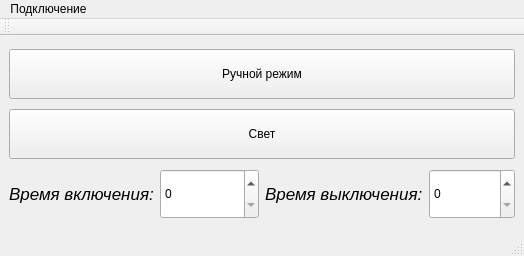
kuzia99/aqua_control, file mainwindow.ui: the form before one commit.
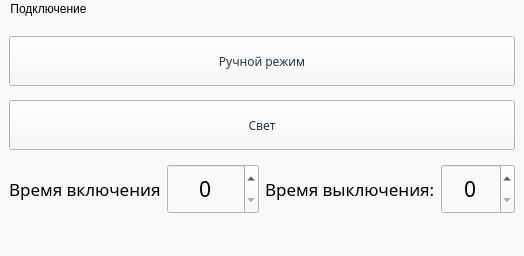
The form after the commit.

Patch:
```diff
--- a/mainwindow.ui
+++ b/mainwindow.ui
@@ -25,6 +25,9 @@
   <property name="windowTitle">
    <string>MainWindow</string>
   </property>
+  <property name="styleSheet">
+   <string notr="true">background-color: rgb(249, 249, 249);</string>
+  </property>
   <widget class="QWidget" name="centralwidget">
    <layout class="QVBoxLayout" name="verticalLayout">
     <item>
@@ -40,6 +43,14 @@
           <height>50</height>
          </size>
         </property>
+        <property name="font">
+         <font>
+          <family>Rubik</family>
+         </font>
+        </property>
+        <property name="styleSheet">
+         <string notr="true">color: rgb(44, 54, 63);</string>
+        </property>
         <property name="text">
          <string>Ручной режим</string>
         </property>
@@ -64,8 +75,13 @@
         <height>50</height>
        </size>
       </property>
+      <property name="font">
+       <font>
+        <family>Rubik</family>
+       </font>
+      </property>
       <property name="styleSheet">
-       <string notr="true"/>
+       <string notr="true">color: rgb(44, 54, 63);</string>
       </property>
       <property name="text">
        <string>Свет</string>
@@ -80,12 +96,16 @@
          <widget class="QLabel" name="label">
           <property name="font">
            <font>
+            <family>Rubik</family>
             <pointsize>13</pointsize>
-            <italic>true</italic>
+            <italic>false</italic>
            </font>
           </property>
+          <property name="styleSheet">
+           <string notr="true">color: rgb(0, 0, 0);</string>
+          </property>
           <property name="text">
-           <string>Время включения:</string>
+           <string>Время включения</string>
           </property>
          </widget>
         </item>
@@ -97,6 +117,26 @@
             <height>50</height>
            </size>
           </property>
+          <property name="font">
+           <font>
+            <family>Rubik</family>
+            <pointsize>16</pointsize>
+            <stylestrategy>PreferAntialias</stylestrategy>
+            <kerning>true</kerning>
+           </font>
+          </property>
+          <property name="styleSheet">
+           <string notr="true"/>
+          </property>
+          <property name="alignment">
+           <set>Qt::AlignCenter</set>
+          </property>
+          <property name="maximum">
+           <number>24</number>
+          </property>
+          <property name="stepType">
+           <enum>QAbstractSpinBox::DefaultStepType</enum>
+          </property>
          </widget>
         </item>
        </layout>
@@ -107,10 +147,14 @@
          <widget class="QLabel" name="label_2">
           <property name="font">
            <font>
+            <family>Rubik</family>
             <pointsize>13</pointsize>
-            <italic>true</italic>
+            <italic>false</italic>
            </font>
           </property>
+          <property name="styleSheet">
+           <string notr="true">color: rgb(0, 0, 0);</string>
+          </property>
           <property name="text">
            <string>Время выключения:</string>
           </property>
@@ -124,6 +168,21 @@
             <height>50</height>
            </size>
           </property>
+          <property name="font">
+           <font>
+            <family>Rubik</family>
+            <pointsize>16</pointsize>
+           </font>
+          </property>
+          <property name="styleSheet">
+           <string notr="true"/>
+          </property>
+          <property name="alignment">
+           <set>Qt::AlignCenter</set>
+          </property>
+          <property name="maximum">
+           <number>24</number>
+          </property>
          </widget>
         </item>
        </layout>
@@ -138,7 +197,7 @@
      <x>0</x>
      <y>0</y>
      <width>524</width>
-     <height>26</height>
+     <height>22</height>
     </rect>
    </property>
    <widget class="QMenu" name="menu">
@@ -151,17 +210,6 @@
    <addaction name="menu"/>
   </widget>
   <widget class="QStatusBar" name="statusbar"/>
-  <widget class="QToolBar" name="toolBar">
-   <property name="windowTitle">
-    <string>toolBar</string>
-   </property>
-   <attribute name="toolBarArea">
-    <enum>TopToolBarArea</enum>
-   </attribute>
-   <attribute name="toolBarBreak">
-    <bool>false</bool>
-   </attribute>
-  </widget>
   <action name="action567558">
    <property name="text">
     <string>567558оо</string>
```
